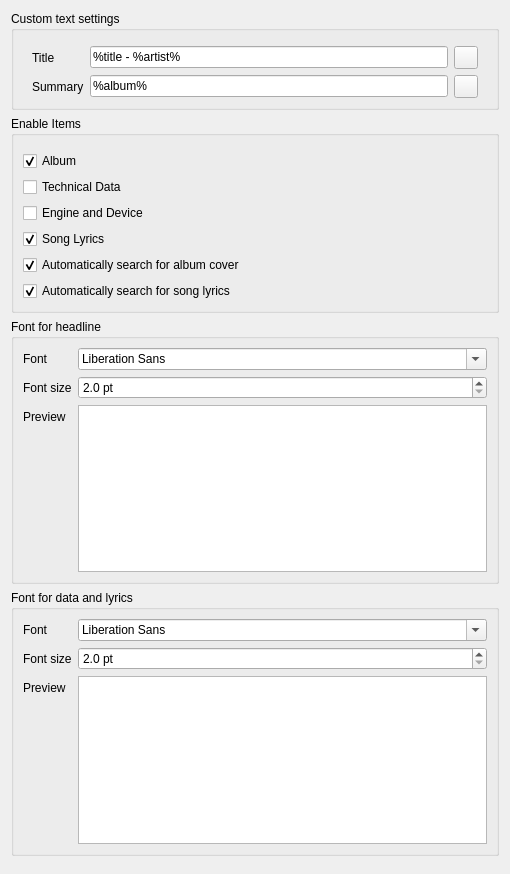
First picture: the form in src/settings/contextsettingspage.ui, repository strawberrymusicplayer/strawberry, before the edit.
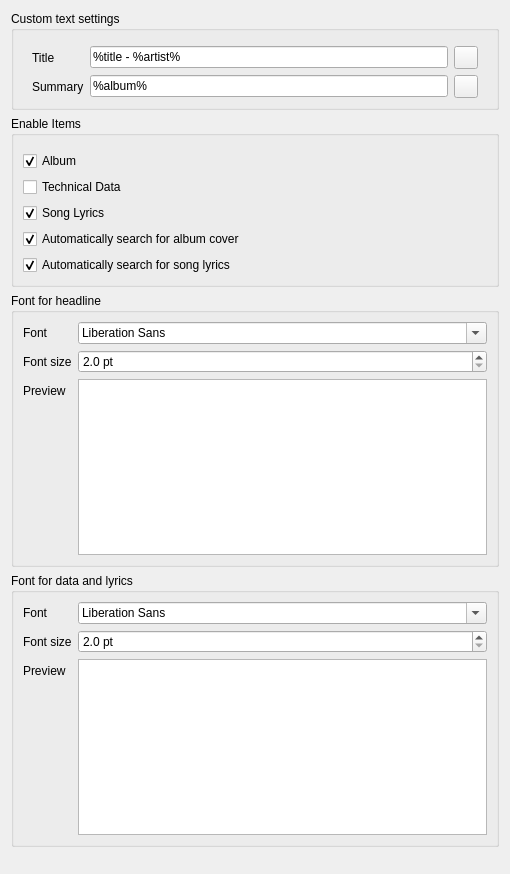
Second picture: the form after the edit.

Commit message: ContextSettingsPage: Remove engine and device

What changed in the file:
```diff
--- a/src/settings/contextsettingspage.ui
+++ b/src/settings/contextsettingspage.ui
@@ -163,13 +163,6 @@
         </property>
        </widget>
       </item>
-      <item>
-       <widget class="QCheckBox" name="checkbox_engine_device">
-        <property name="text">
-         <string>Engine and Device</string>
-        </property>
-       </widget>
-      </item>
       <item>
        <widget class="QCheckBox" name="checkbox_song_lyrics">
         <property name="text">
```
The commit also changes 2 other files.
